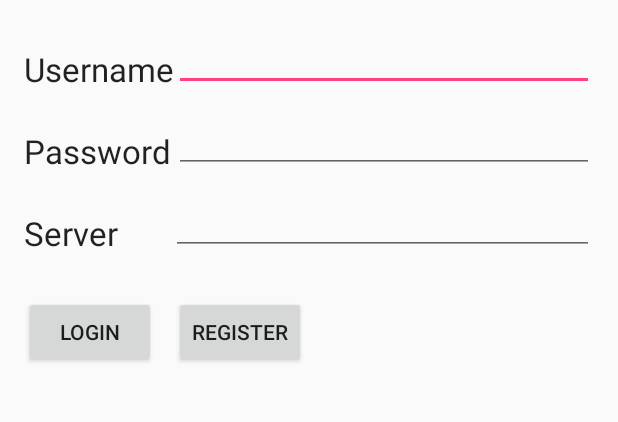
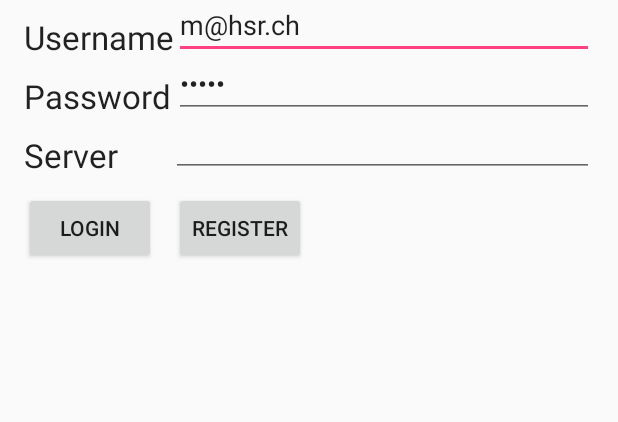
Before and after one commit to p-raths/MEG_Projekt, an Android app: the screen it shows after launch (MainActivity), on a phone screen of 412 x 824 dp, the part 189-611 px from its top. Run offline under Robolectric (Android 15) with nearby library versions, the phone set to English and light mode, and no system bars.

Commit message:
Login and Registration works ...

```diff
--- a/app/build.gradle
+++ b/app/build.gradle
@@ -26,4 +26,5 @@ dependencies {
     compile 'com.android.support:design:23.0.1'
     compile 'com.google.code.gson:gson:2.2.4'
     compile 'com.ning:async-http-client:1.9.31'
+    compile 'com.android.support:recyclerview-v7:+'
 }
--- a/app/src/main/java/com/example/hsr/meg_projekt/Item_Overview.java
+++ b/app/src/main/java/com/example/hsr/meg_projekt/Item_Overview.java
@@ -16,6 +16,7 @@ public class Item_Overview extends AppCompatActivity {
         Toolbar toolbar = (Toolbar) findViewById(R.id.toolbar);
         setSupportActionBar(toolbar);
 
+
         FloatingActionButton fab = (FloatingActionButton) findViewById(R.id.fab);
         fab.setOnClickListener(new View.OnClickListener() {
             @Override
--- a/app/src/main/res/layout/activity_item__overview.xml
+++ b/app/src/main/res/layout/activity_item__overview.xml
@@ -15,10 +15,6 @@
 
     </android.support.design.widget.AppBarLayout>
 
-
-
-    <include layout="@layout/content_item__overview" />
-
     <android.support.design.widget.FloatingActionButton android:id="@+id/fab"
         android:layout_width="wrap_content" android:layout_height="wrap_content"
         android:layout_gravity="bottom|end" android:layout_margin="@dimen/fab_margin"
--- a/app/src/main/res/layout/content_main.xml
+++ b/app/src/main/res/layout/content_main.xml
@@ -33,7 +33,7 @@
             android:textAppearance="?android:attr/textAppearanceLarge"
             android:text="Username"
             android:id="@+id/username"
-            android:layout_marginTop="31dp"
+            android:layout_marginTop="10dp"
             android:layout_below="@+id/subtitle"
             android:layout_alignParentStart="true" />
 
@@ -43,7 +43,7 @@
             android:textAppearance="?android:attr/textAppearanceLarge"
             android:text="Password"
             android:id="@+id/password"
-            android:layout_marginTop="25dp"
+            android:layout_marginTop="10dp"
             android:layout_below="@+id/username"
             android:layout_alignParentStart="true" />
 
@@ -53,7 +53,7 @@
             android:textAppearance="?android:attr/textAppearanceLarge"
             android:text="Server"
             android:id="@+id/server"
-            android:layout_marginTop="25dp"
+            android:layout_marginTop="10dp"
             android:layout_below="@+id/password"
             android:layout_alignParentStart="true" />
 
@@ -63,7 +63,8 @@
             android:id="@+id/username_text"
             android:layout_above="@+id/password"
             android:layout_alignParentEnd="true"
-            android:layout_toEndOf="@+id/username" />
+            android:layout_toEndOf="@+id/username"
+            android:text="m@hsr.ch" />
 
         <EditText
             android:layout_width="wrap_content"
@@ -73,7 +74,8 @@
             android:id="@+id/password_text"
             android:layout_alignBottom="@+id/password"
             android:layout_alignEnd="@+id/username_text"
-            android:layout_toEndOf="@+id/username" />
+            android:layout_toEndOf="@+id/username"
+            android:text="12345" />
 
         <EditText
             android:layout_width="wrap_content"
@@ -91,7 +93,7 @@
             android:id="@+id/button"
             android:layout_below="@+id/server"
             android:layout_alignParentStart="true"
-            android:layout_marginTop="27dp"
+            android:layout_marginTop="10dp"
             android:onClick="login"/>
 
         <Button
```
Also changed, not shown: 1 other file.
